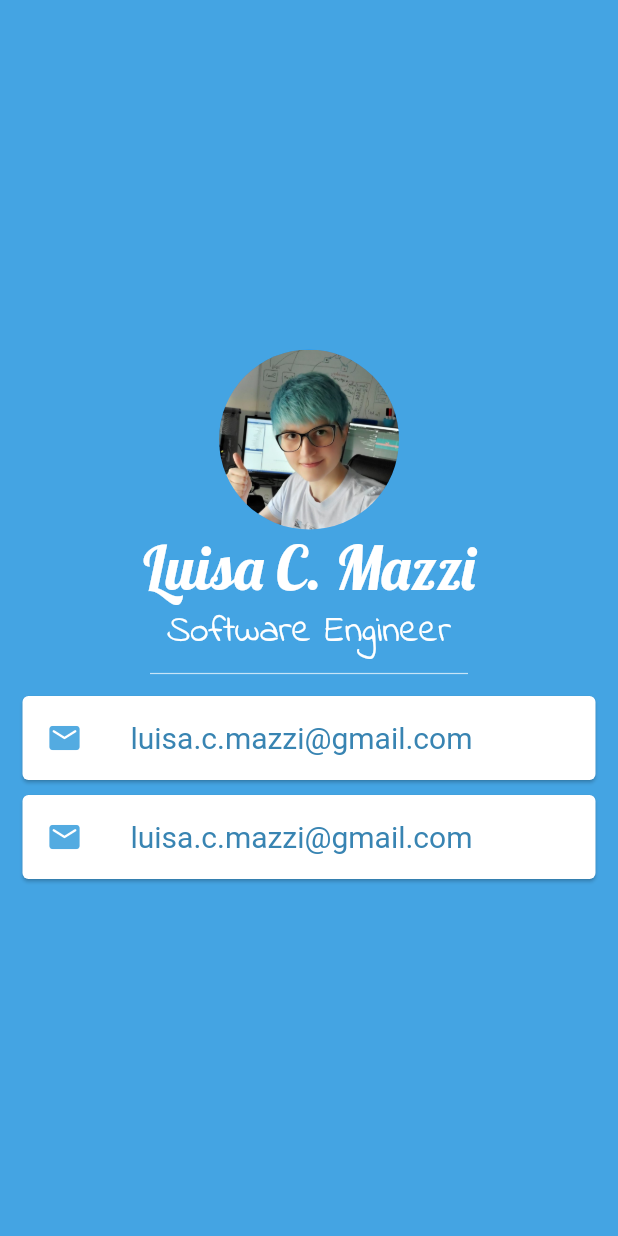
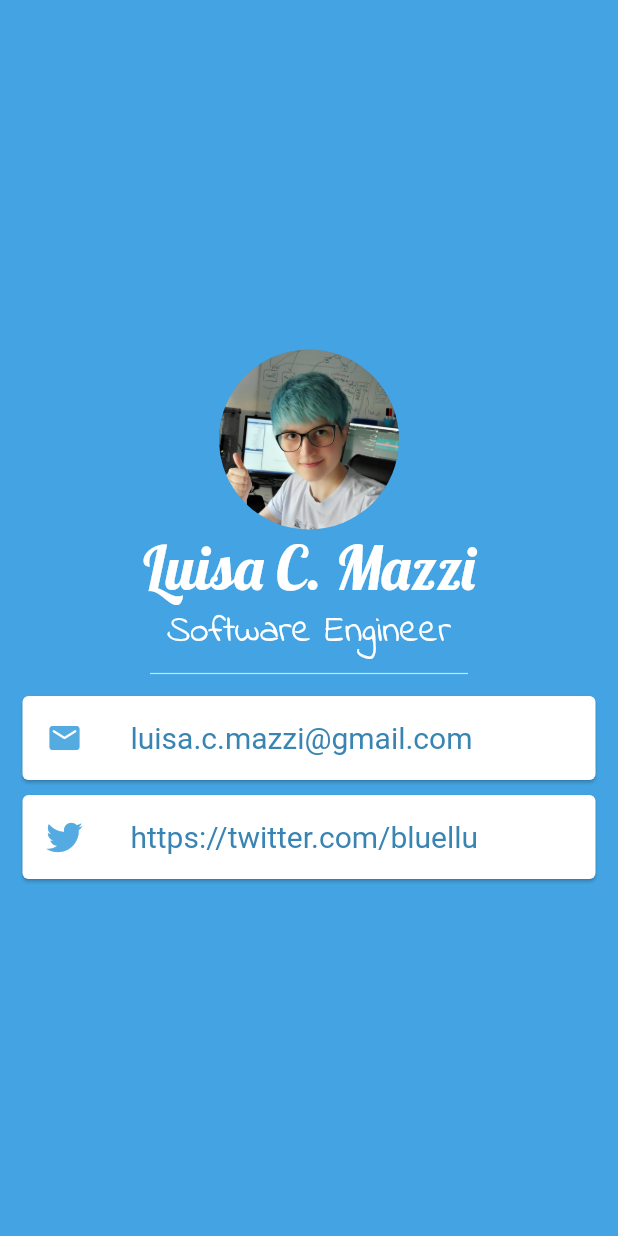
Before and after one commit to Bluellu/bluellu_card, a Flutter app: the screen it shows after launch, on a phone screen of 412 x 824 dp. Run offline on Flutter 3.47's test engine with Material 2 defaults, Android fonts, the light colour scheme and no system bars; our stand-ins replace font_awesome_flutter.

Commit message:
Added twitter symbol from font_awesome_flutter library

```diff
--- a/lib/main.dart
+++ b/lib/main.dart
@@ -1,4 +1,5 @@
 import 'package:flutter/material.dart';
+import 'package:font_awesome_flutter/font_awesome_flutter.dart';
 
 void main() {
   runApp(const MyApp());
@@ -74,11 +75,11 @@ class MyApp extends StatelessWidget {
                 margin: EdgeInsets.symmetric(horizontal: 15.0, vertical: 5.0),
                 child: ListTile(
                   leading: Icon(
-                    Icons.email_rounded,
+                    FontAwesomeIcons.twitter,
                     color: Color(0xFF53ABE1),
                   ),
                   title: Text(
-                    'luisa.c.mazzi@gmail.com',
+                    'https://twitter.com/bluellu',
                     style: TextStyle(
                         color: Color(0xFF3884B2),
                         fontSize: 20.0
--- a/pubspec.yaml
+++ b/pubspec.yaml
@@ -29,6 +29,9 @@ environment:
 dependencies:
   flutter:
     sdk: flutter
+
+  font_awesome_flutter: ^10.2.1
+
 
 
   # The following adds the Cupertino Icons font to your application.
```
Also changed, not shown: pubspec.lock.
